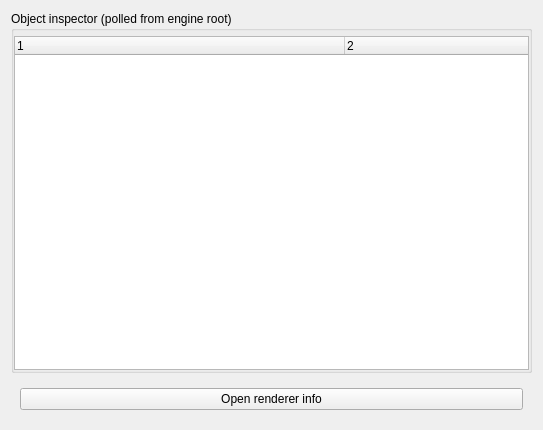
This is inspector/coffeeinspector.ui in hbirchtree/coffeecutie as Qt 5 draws it before an edit. The edited form follows.
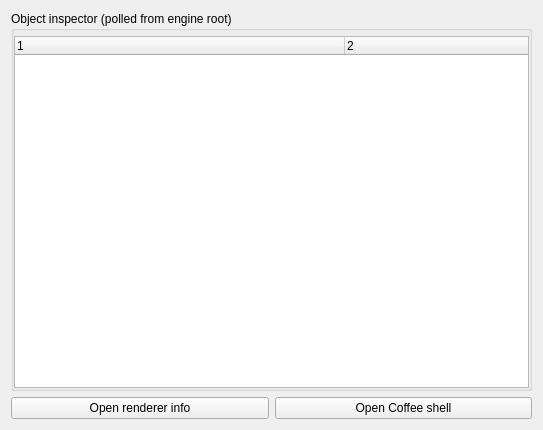
This is the edited form.

Patch:
```diff
--- a/inspector/coffeeinspector.ui
+++ b/inspector/coffeeinspector.ui
@@ -76,6 +76,18 @@
       <number>0</number>
      </property>
      <layout class="QHBoxLayout" name="horizontalLayout">
+      <property name="leftMargin">
+       <number>0</number>
+      </property>
+      <property name="topMargin">
+       <number>0</number>
+      </property>
+      <property name="rightMargin">
+       <number>0</number>
+      </property>
+      <property name="bottomMargin">
+       <number>0</number>
+      </property>
       <item>
        <widget class="QPushButton" name="rendererBtn">
         <property name="text">
@@ -83,6 +95,13 @@
         </property>
        </widget>
       </item>
+      <item>
+       <widget class="QPushButton" name="pushButton">
+        <property name="text">
+         <string>Open Coffee shell</string>
+        </property>
+       </widget>
+      </item>
      </layout>
     </widget>
    </item>
```
